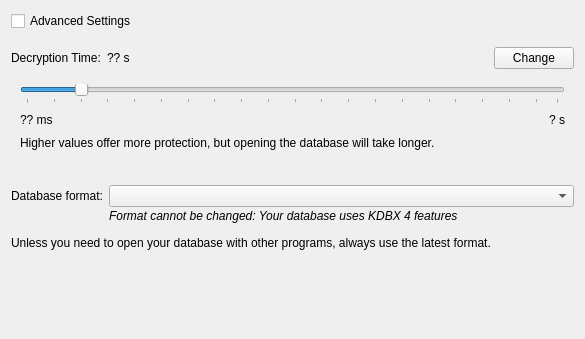
zaximlo/keepassxc, file src/gui/dbsettings/DatabaseSettingsWidgetEncryption.ui: the form before one commit.
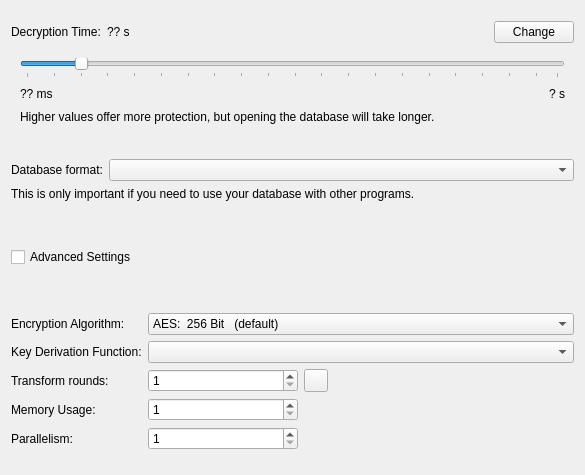
The form after the commit.

Commit message: make simple and advanced encryption settings coexist in same view

What changed in the file:
```diff
--- a/src/gui/dbsettings/DatabaseSettingsWidgetEncryption.ui
+++ b/src/gui/dbsettings/DatabaseSettingsWidgetEncryption.ui
@@ -12,17 +12,6 @@
   </property>
   <layout class="QVBoxLayout" name="_2">
     <item>
-        <widget class="QCheckBox" name="advancedSettingsToggle">
-         <property name="text">
-          <string>Advanced Settings</string>
-         </property>
-        </widget>
-       </item>
-   <item>
-    <widget class="QStackedWidget" name="stackedWidget">
-     <property name="currentIndex">
-      <number>0</number>
-     </property>
      <widget class="QWidget" name="simpleSettings">
       <layout class="QVBoxLayout" name="verticalLayout_2">
        <property name="leftMargin">
@@ -190,9 +179,6 @@
        </item>
        <item>
         <layout class="QFormLayout" name="formLayout">
-         <property name="verticalSpacing">
-          <number>2</number>
-         </property>
          <item row="0" column="0">
           <widget class="QLabel" name="compatibilityLabel">
            <property name="text">
@@ -213,29 +199,58 @@
            </property>
           </widget>
          </item>
-         <item row="1" column="1">
-          <widget class="QLabel" name="formatCannotBeChanged">
-           <property name="font">
-            <font>
-             <italic>true</italic>
-            </font>
-           </property>
-           <property name="text">
-            <string>Format cannot be changed: Your database uses KDBX 4 features</string>
-           </property>
-          </widget>
-         </item>
         </layout>
        </item>
        <item>
         <widget class="QLabel" name="label">
          <property name="text">
-          <string>Unless you need to open your database with other programs, always use the latest format.</string>
+         <string>This is only important if you need to use your database with other programs.</string>
          </property>
         </widget>
        </item>
       </layout>
      </widget>
+   </item>
+   <item>
+    <spacer name="verticalSpacer_4">
+     <property name="orientation">
+      <enum>Qt::Vertical</enum>
+     </property>
+     <property name="sizeType">
+      <enum>QSizePolicy::Fixed</enum>
+     </property>
+     <property name="sizeHint" stdset="0">
+      <size>
+       <width>20</width>
+       <height>40</height>
+      </size>
+     </property>
+    </spacer>
+   </item>
+   <item>
+    <widget class="QCheckBox" name="advancedSettingsToggle">
+     <property name="text">
+      <string>Advanced Settings</string>
+     </property>
+    </widget>
+   </item>
+   <item>
+    <spacer name="verticalSpacer_5">
+     <property name="orientation">
+      <enum>Qt::Vertical</enum>
+     </property>
+     <property name="sizeType">
+      <enum>QSizePolicy::Fixed</enum>
+     </property>
+     <property name="sizeHint" stdset="0">
+      <size>
+       <width>20</width>
+       <height>40</height>
+      </size>
+     </property>
+    </spacer>
+   </item>
+   <item>
      <widget class="QWidget" name="advancedSettings">
       <layout class="QFormLayout" name="formLayout_2">
        <property name="leftMargin">
@@ -424,7 +439,6 @@
         </widget>
        </item>
       </layout>
-     </widget>
     </widget>
    </item>
    <item>
```
Lines whose indentation alone changed are shown as unchanged. The commit also changes 1 other file.
